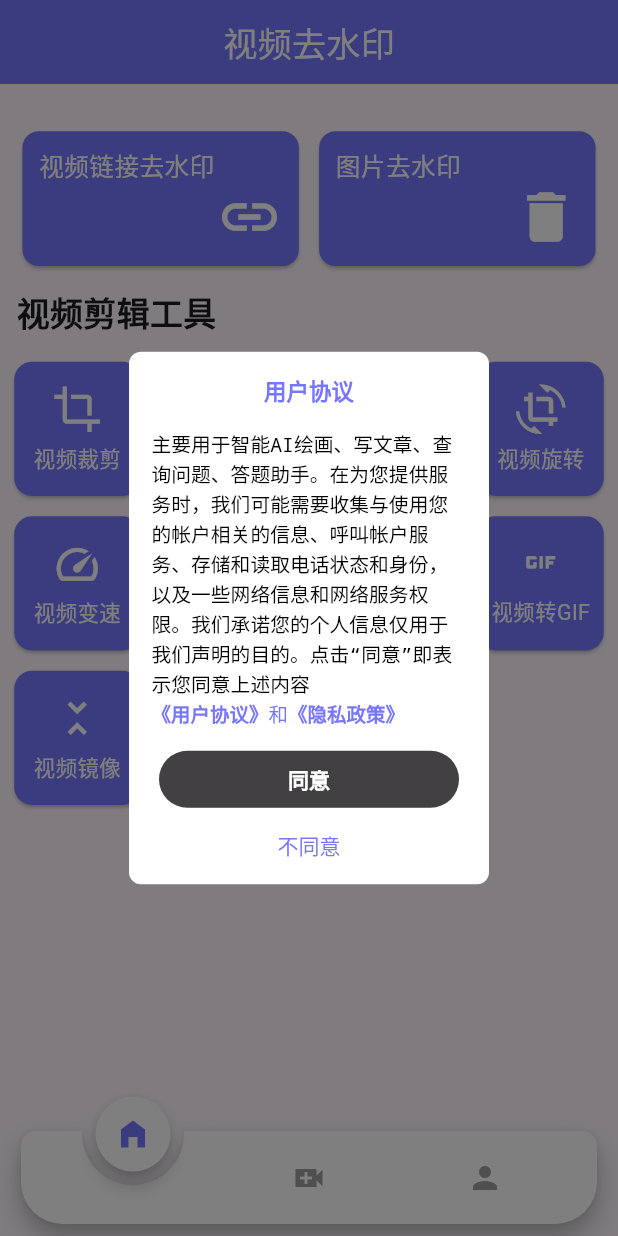
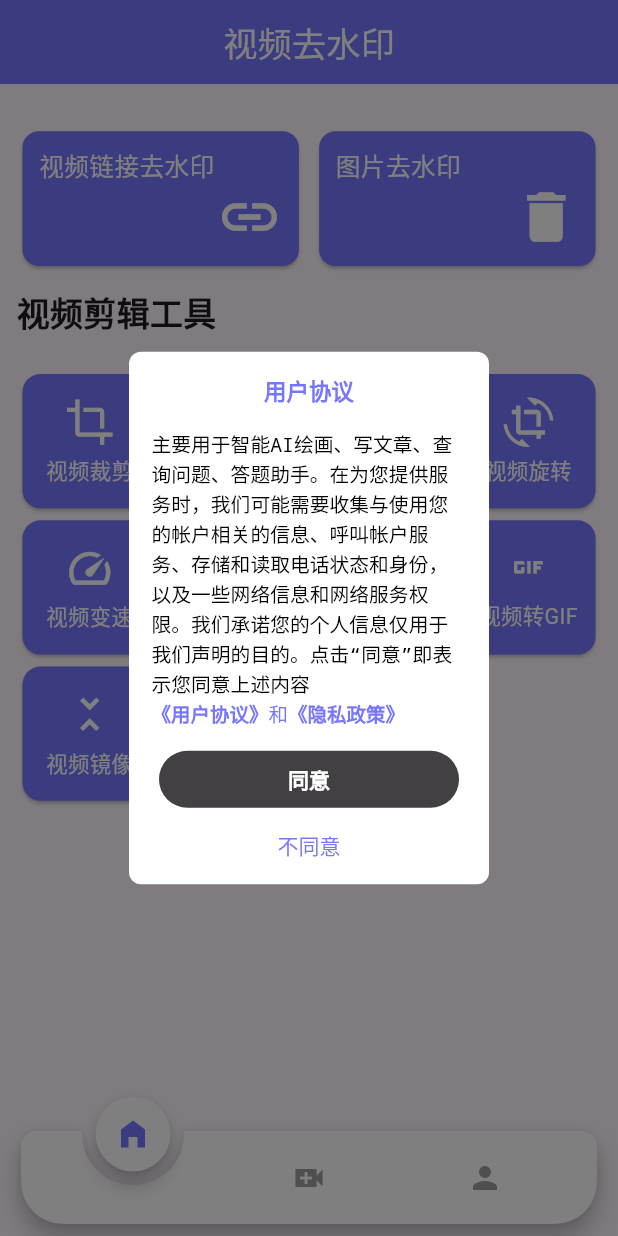
Before and after one commit to Cosyment/TubeSavely, a Flutter app: the screen it shows after launch, on a phone screen of 412 x 824 dp. Run offline on Flutter 3.47's test engine with Material 2 defaults, Android fonts, the phone set to English and light mode, and no system bars; drawn by our look-alikes of animated_notch_bottom_bar; our stand-ins replace cached_network_image, chewie, dio, flutter_screenutil, fluttertoast, image_gallery_saver and 11 more; missing offline and left inert: common_utils, dart:ffi, ffmpeg_kit_flutter, fraction, json2dart_safe, simple_database and 3 more.

Commit message:
1.更新代码；

```diff
--- a/lib/pages/home_page.dart
+++ b/lib/pages/home_page.dart
@@ -182,16 +182,17 @@ class _HomePageState extends State<HomePage> {
   }
 
   buildChildLayout() {
-    return SliverGrid.builder(
+    return SliverPadding(
+      padding: EdgeInsets.all(20.w),
+      sliver: SliverGrid.builder(
         gridDelegate: SliverGridDelegateWithFixedCrossAxisCount(
           crossAxisCount: 4,
-          childAspectRatio: 1),
+          childAspectRatio: 1,
+        ),
         itemCount: Constant.meList.length,
         itemBuilder: (BuildContext context, int index) {
           var item = Constant.meList[index];
-        return Container(
-          margin: EdgeInsets.fromLTRB(10.w, 5.w, 10.w, 5.w),
-          child: Card(
+          return Card(
             elevation: 1,
             clipBehavior: Clip.hardEdge,
             color: primaryColor,
@@ -227,9 +228,9 @@ class _HomePageState extends State<HomePage> {
                 ],
               ),
             ),
-          ),
           );
         },
+      ),
     );
 
     return SliverGrid(
--- a/lib/utils/pub_method.dart
+++ b/lib/utils/pub_method.dart
@@ -7,11 +7,11 @@ class PubMethodUtils {
   //   if (PlatformUtils.isAndroid) {
   //     MethodPlugin.getAppChannelId().then((value) {
   //       UmengCommonSdk.initCommon(
-  //           '63b91145ba6a5259c4e3e8b6', '63b912d9ba6a5259c4e3e8f1', value);
+  //           '652e62c3b2f6fa00ba65ae50', '652e62ddb2f6fa00ba65ae51', value);
   //     });
   //   } else if (PlatformUtils.isIOS) {
   //     UmengCommonSdk.initCommon(
-  //         '63b91145ba6a5259c4e3e8b6', '63b912d9ba6a5259c4e3e8f1', "ios");
+  //         '652e62c3b2f6fa00ba65ae50', '652e62ddb2f6fa00ba65ae51', "ios");
   //   }
   // }
 
```
Also changed, not shown: 3 other files. Lines whose indentation alone changed are shown as unchanged.
